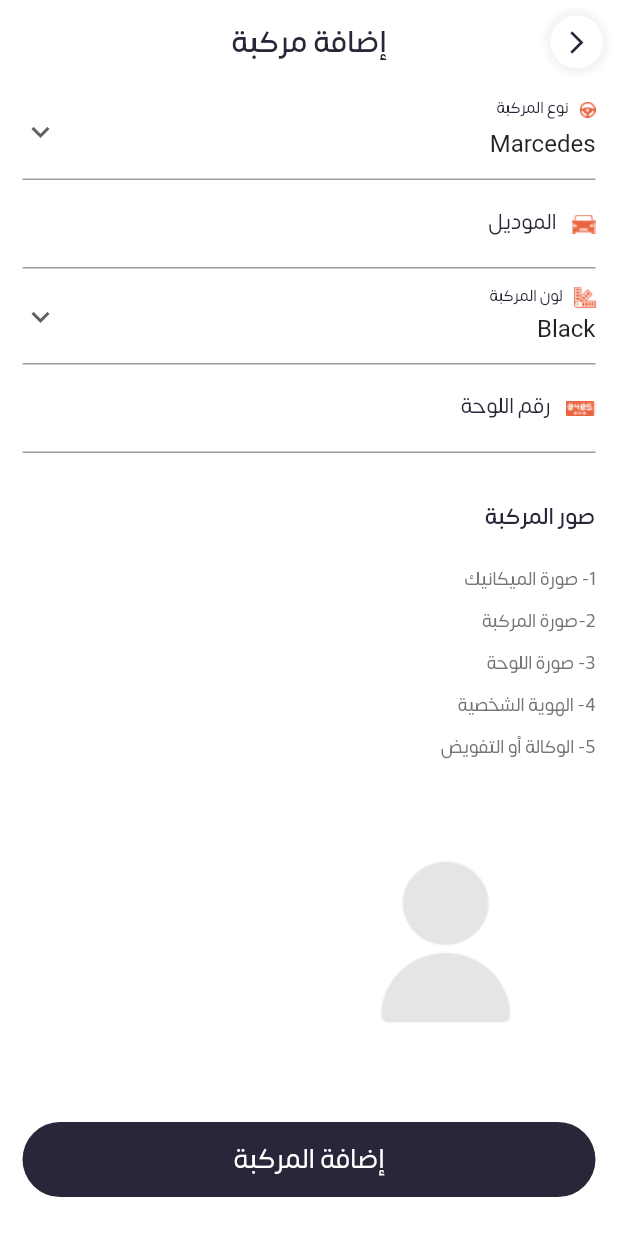
After one commit to RaedaHajAli/khdne, a Flutter app: the AddVehicle screen opened directly, on a phone screen of 412 x 824 dp. The commit adds this screen. Run offline on Flutter 3.47's test engine with Material 2 defaults, Android fonts, the light colour scheme and no system bars; our stand-ins replace get, image_picker, modal_progress_hud_nsn.

Commit message:
add vehicle screen

```diff
--- a/lib/constants.dart
+++ b/lib/constants.dart
@@ -1,3 +1,4 @@
 const String kSomarFont='Somar';
 const String kRegisterUrl='register';
 const String kLoginUrl='login';
+const String kVehicleUrl='Vehicle';
--- a/lib/main.dart
+++ b/lib/main.dart
@@ -1,6 +1,8 @@
 import 'package:flutter/material.dart';
 import 'package:get/get_navigation/src/root/get_material_app.dart';
 import 'package:khdne/controller/init_controller.dart';
+import 'package:khdne/views/add_vehicle.dart';
+import 'package:khdne/views/login_screen.dart';
 
 
 import 'package:khdne/views/register_screen.dart';
@@ -18,7 +20,7 @@ class MyApp extends StatelessWidget {
   Widget build(BuildContext context) {
     return const GetMaterialApp(
       debugShowCheckedModeBanner: false,
-      home: RegisterScreen(),
+      home:RegisterScreen()
     );
   }
 }
--- a/lib/models/color_manager.dart
+++ b/lib/models/color_manager.dart
@@ -4,6 +4,6 @@ class ColorManager {
   static const blue = Color(0xff272739);
   static const orange = Color(0xffEB6440);
   static const grey = Color(0xffDADADA);
-
-
+  static const greyBold = Color(0xff747474);
+  static const white = Colors.white;
 }
--- a/lib/models/images_manager.dart
+++ b/lib/models/images_manager.dart
@@ -1,5 +1,9 @@
 class ImagesManager {
   static const String background = 'assets/images/background.png';
-  static const String khdne_logo = 'assets/images/khdne_logo.png';
+  static const String khdneLogo = 'assets/images/khdne_logo.png';
   static const String user = 'assets/images/user.png';
+  static const String vehicleTypeImage = 'assets/images/vehicle_type_image.png';
+  static const String vehicleModelImage = 'assets/images/vehicle_model.png';
+  static const String vehicleColorImage = 'assets/images/vehicle_color.png';
+  static const String vehicleNumberImage = 'assets/images/vehicle_number.png';
 }
--- /dev/null
+++ b/lib/models/vehicle_model.dart
@@ -0,0 +1,27 @@
+// ignore_for_file: public_member_api_docs, sort_constructors_first
+import 'dart:io';
+
+class VehicleModel {
+  final String vehicleType;
+  final String vehicleModel;
+  final String vehicleColor;
+  final String vehicleNumber;
+
+  final File mechanicImage;
+  final File vehicleImage;
+
+  final File boardImage;
+  final File idImage;
+  final File delegateImage;
+  VehicleModel({
+    required this.vehicleType,
+    required this.vehicleModel,
+    required this.vehicleColor,
+    required this.vehicleNumber,
+    required this.mechanicImage,
+    required this.vehicleImage,
+    required this.boardImage,
+    required this.idImage,
+    required this.delegateImage,
+  });
+}
--- /dev/null
+++ b/lib/views/add_vehicle.dart
@@ -0,0 +1,354 @@
+import 'dart:io';
+
+import 'package:flutter/gestures.dart';
+import 'package:flutter/material.dart';
+import 'package:get/get_state_manager/src/simple/get_state.dart';
+import 'package:khdne/constants.dart';
+import 'package:khdne/controller/app_controller.dart';
+import 'package:khdne/controller/init_controller.dart';
+import 'package:khdne/models/color_manager.dart';
+import 'package:khdne/models/images_manager.dart';
+import 'package:khdne/models/vehicle_model.dart';
+import 'package:khdne/views/componants/custom_button.dart';
+import 'package:khdne/views/componants/custom_dropdown_button.dart';
+import 'package:khdne/views/componants/custom_text_field.dart';
+import 'package:khdne/views/componants/vehicle_image.dart';
+
+class AddVehicle extends StatefulWidget {
+  const AddVehicle({super.key});
+
+  @override
+  State<AddVehicle> createState() => _AddVehicleState();
+}
+
+class _AddVehicleState extends State<AddVehicle> {
+  String vehicleType = '1';
+  String vehicleColor = 'Black';
+  GlobalKey<FormState> formKey = GlobalKey<FormState>();
+
+  TextEditingController vehicleModelController = TextEditingController();
+
+  TextEditingController vehicleNumberController = TextEditingController();
+  File? mechanicImage;
+  File? vehicleImage;
+  File? boardImage;
+  File? idImage;
+  File? delegateImage;
+  @override
+  Widget build(BuildContext context) {
+    return Scaffold(
+      backgroundColor: ColorManager.white,
+      appBar: AppBar(
+        centerTitle: true,
+        elevation: 0,
+        backgroundColor: ColorManager.white,
+        title: const Text(
+          'إضافة مركبة',
+          style: TextStyle(
+              color: ColorManager.blue,
+              fontSize: 20,
+              fontWeight: FontWeight.w500,
+              fontFamily: kSomarFont),
+        ),
+        actions: [
+          Container(
+              margin: const EdgeInsets.only(right: 10),
+              height: 35,
+              width: 35,
+              decoration: BoxDecoration(
+                shape: BoxShape.circle,
+                color: ColorManager.white,
+                boxShadow: [
+                  BoxShadow(
+                    color: Colors.grey.shade100,
+                    blurRadius: 3.0,
+                    spreadRadius: 3.0,
+                    offset: const Offset(1.0, 1.0),
+                  ),
+                  BoxShadow(
+                    color: Colors.grey.shade100,
+                    blurRadius: 3.0,
+                    spreadRadius: 3.0,
+                    offset: const Offset(-1.0, -1.0),
+                  )
+                ],
+              ),
+              child: IconButton(
+                icon: const Icon(
+                  Icons.arrow_forward_ios,
+                  size: 18,
+                  color: ColorManager.blue,
+                ),
+                onPressed: () {},
+              ))
+        ],
+      ),
+      body: SingleChildScrollView(
+        child: Directionality(
+          textDirection: TextDirection.rtl,
+          child: Padding(
+            padding: const EdgeInsets.symmetric(horizontal: 15),
+            child: Form(
+              key: formKey,
+              child: Column(
+                crossAxisAlignment: CrossAxisAlignment.start,
+                children: [
+                  CustomDropDownButton(
+                    value: vehicleType,
+                    image: ImagesManager.vehicleTypeImage,
+                    title: 'نوع المركبة',
+                    items: const [
+                      DropdownMenuItem<String>(
+                        value: '1',
+                        child: Text('Marcedes'),
+                      ),
+                      DropdownMenuItem(
+                        value: '2',
+                        child: Text(
+                          'BMW',
+                        ),
+                      ),
+                      DropdownMenuItem(
+                        value: '3',
+                        child: Text(
+                          'Ford',
+                        ),
+                      ),
+                      DropdownMenuItem(
+                        value: '4',
+                        child: Text('Hyundai'),
+                      ),
+                    ],
+                    onChanged: (value) {
+                      setState(() {
+                        vehicleType = value as String;
+                        print(value);
+                      });
+                    },
+                  ),
+                  CustomTextFormField(
+                    label: 'الموديل',
+                    prefixIcon: Image.asset(
+                      ImagesManager.vehicleModelImage,
+                    ),
+                    controller: vehicleModelController,
+                    type: TextInputType.name,
+                  ),
+                  CustomDropDownButton(
+                    image: ImagesManager.vehicleColorImage,
+                    title: 'لون المركبة',
+                    items: const [
+                      'Black',
+                      'Red',
+                      'White',
+                      'Blue',
+                      'Grey',
+                    ]
+                        .map((e) => DropdownMenuItem(
+                              value: e,
+                              child: Text(e),
+                            ))
+                        .toList(),
+                    value: vehicleColor,
+                    onChanged: (value) {
+                      setState(() {
+                        vehicleColor = value as String;
+                      });
+                    },
+                  ),
+                  CustomTextFormField(
+                    label: 'رقم اللوحة',
+                    prefixIcon: Image.asset(
+                      ImagesManager.vehicleNumberImage,
+                    ),
+                    controller: vehicleNumberController,
+                    type: TextInputType.number,
+                  ),
+                  const SizedBox(
+                    height: 30,
+                  ),
+                  const Text(
+                    'صور المركبة',
+                    style: TextStyle(
+                        color: ColorManager.blue,
+                        fontSize: 15,
+                        fontWeight: FontWeight.w500,
+                        fontFamily: kSomarFont),
+                  ),
+                  const SizedBox(
+                    height: 20,
+                  ),
+                  InkWell(
+                    child: const Text(
+                      '1- صورة الميكانيك',
+                      style: TextStyle(
+                          color: ColorManager.greyBold,
+                          fontSize: 12,
+                          fontFamily: kSomarFont),
+                    ),
+                    onTap: () async {
+                      await controller
+                          .getImage(image: mechanicImage)
+                          .then((value) {
+                        if (value != null) {
+                          mechanicImage = value;
+                          controller.addMechanicImage(image: value);
+                        }
+                      });
+                      setState(() {});
+                    },
+                  ),
+                  const SizedBox(
+                    height: 8,
+                  ),
+                  InkWell(
+                    child: const Text(
+                      '2-صورة المركبة',
+                      style: TextStyle(
+                          color: ColorManager.greyBold,
+                          fontSize: 12,
+                          fontFamily: kSomarFont),
+                    ),
+                    onTap: () async {
+                      await controller
+                          .getImage(image: vehicleImage)
+                          .then((value) {
+                        if (value != null) {
+                          vehicleImage = value;
+                          controller.addVehicleImage(image: value);
+                        }
+                      });
+                      setState(() {});
+                    },
+                  ),
+                  const SizedBox(
+                    height: 8,
+                  ),
+                  InkWell(
+                    child: const Text(
+                      '3- صورة اللوحة',
+                      style: TextStyle(
+                          color: ColorManager.greyBold,
+                          fontSize: 12,
+                          fontFamily: kSomarFont),
+                    ),
+                    onTap: () async {
+                      await controller
+                          .getImage(image: boardImage)
+                          .then((value) {
+                        if (value != null) {
+                          boardImage = value;
+                          controller.addBoardImage(image: value);
+                        }
+                      });
+                      setState(() {});
+                    },
+                  ),
+                  const SizedBox(
+                    height: 8,
+                  ),
+                  InkWell(
+                    child: const Text(
+                      '4- الهوية الشخصية',
+                      style: TextStyle(
+                          color: ColorManager.greyBold,
+                          fontSize: 12,
+                          fontFamily: kSomarFont),
+                    ),
+                    onTap: () async {
+                      await controller.getImage(image: idImage).then((value) {
+                        if (value != null) {
+                          idImage = value;
+                          controller.addIdImage(image: value);
+                        }
+                      });
+                      setState(() {});
+                    },
+                  ),
+                  const SizedBox(
+                    height: 8,
+                  ),
+                  InkWell(
+                    child: const Text(
+                      '5- الوكالة أو التفويض',
+                      style: TextStyle(
+                          color: ColorManager.greyBold,
+                          fontSize: 12,
+                          fontFamily: kSomarFont),
+                    ),
+                    onTap: () async {
+                      await controller
+                          .getImage(image: delegateImage)
+                          .then((value) {
+                        if (value != null) {
+                          delegateImage = value;
+                          controller.addDelegateImage(image: value);
+                        }
+                      });
+                      setState(() {});
+                    },
+                  ),
+                  const SizedBox(
+                    height: 20,
+                  ),
+                  controller.imagesMap.values.isNotEmpty
+                      ? GetBuilder<AppController>(builder: (_) {
+                          return SizedBox(
+                            height: 200,
+                            child: Directionality(
+                              textDirection: TextDirection.ltr,
+                              child: ListView.separated(
+                                scrollDirection: Axis.horizontal,
+                                itemBuilder: (context, index) {
+                                  return VehicleImage(
+                                      image: controller.imagesMap.values
+                                          .toList()[index]);
+                                },
+                                separatorBuilder: (context, index) =>
+                                    const SizedBox(
+                                  width: 3,
+                                ),
+                                itemCount: controller.imagesMap.values.length,
+                              ),
+                            ),
+                          );
+                        })
+                      : Image.asset(
+                          ImagesManager.user,
+                          width: 200,
+                          height: 200,
+                        ),
+                  const SizedBox(
+                    height: 20,
+                  ),
+                  CustomButton(
+                    text: 'إضافة المركبة',
+                    onTap: () {
+                      if (formKey.currentState!.validate()) {
+                        controller.vehicleModel = VehicleModel(
+                            vehicleType: vehicleType,
+                            vehicleModel: vehicleModelController.text,
+                            vehicleColor: vehicleColor,
+                            vehicleNumber: vehicleNumberController.text,
+                            mechanicImage: mechanicImage!,
+                            vehicleImage: vehicleImage!,
+                            boardImage: boardImage!,
+                            idImage: idImage!,
+                            delegateImage: delegateImage!);
+
+                        print('trying....');
+                        controller.addNewVehicle(
+                            model: controller.vehicleModel!,
+                            token: controller.loginModel!.token!);
+                      }
+                    },
+                  ),
+                ],
+              ),
+            ),
+          ),
+        ),
+      ),
+    );
+  }
+}
--- /dev/null
+++ b/lib/views/componants/custom_dropdown_button.dart
@@ -0,0 +1,54 @@
+import 'package:flutter/material.dart';
+import 'package:khdne/constants.dart';
+import 'package:khdne/models/color_manager.dart';
+
+class CustomDropDownButton extends StatelessWidget {
+  const CustomDropDownButton({
+    super.key,
+    required this.image,
+    required this.title,
+    required this.items,
+    required this.value,
+    required this.onChanged,
+  });
+
+  final String image;
+  final String title;
+  final List<DropdownMenuItem<String>> items;
+  final String? value;
+  final void Function(String?)? onChanged;
+  @override
+  Widget build(BuildContext context) {
+    return DropdownButtonFormField(
+      value: value,
+      icon: const Icon(Icons.keyboard_arrow_down),
+      items: items,
+
+      decoration: InputDecoration(
+        label: Row(
+          children: [
+            Image.asset(image),
+            const SizedBox(
+              width: 10,
+            ),
+            Text(
+              title,
+              style: const TextStyle(
+                  color: ColorManager.blue,
+                  fontSize: 14,
+                  fontFamily: kSomarFont),
+            ),
+          ],
+        ),
+      ),
+      onChanged: onChanged,
+      validator: (value) {
+        if (value?.isEmpty ?? true) {
+          return 'This Field is required';
+        } else {
+          return null;
+        }
+      },
+    );
+  }
+}
--- a/lib/views/componants/custom_text_field.dart
+++ b/lib/views/componants/custom_text_field.dart
@@ -2,20 +2,21 @@ import 'package:flutter/material.dart';
 import 'package:khdne/constants.dart';
 import 'package:khdne/models/color_manager.dart';
 
-class CustomTextFormFiels extends StatelessWidget {
-  const CustomTextFormFiels(
-      {super.key,
-      required this.label,
-      required this.icon,
-      required this.controller,
-      required this.type,
-      this.suffix,
-      this.validator,
-      this.obscureText, });
+class CustomTextFormField extends StatelessWidget {
+  const CustomTextFormField({
+    super.key,
+    required this.label,
+    required this.prefixIcon,
+    this.controller,
+    this.type,
+    this.suffix,
+    this.validator,
+    this.obscureText,
+  });
   final String label;
-  final IconData icon;
-  final TextEditingController controller;
-  final TextInputType type;
+  final Widget prefixIcon;
+  final TextEditingController? controller;
+  final TextInputType? type;
   final Widget? suffix;
   final String? Function(String?)? validator;
   final bool? obscureText;
@@ -28,7 +29,6 @@ class CustomTextFormFiels extends StatelessWidget {
       textDirection: TextDirection.ltr,
       textAlign: TextAlign.end,
       controller: controller,
-
       validator: validator ??
           (value) {
             if (value?.isEmpty ?? true) {
@@ -40,11 +40,7 @@ class CustomTextFormFiels extends StatelessWidget {
       decoration: InputDecoration(
           label: Row(
             children: [
-              Icon(
-                icon,
-                color: ColorManager.orange,
-                size: 18,
-              ),
+              prefixIcon,
               const SizedBox(
                 width: 10,
               ),
```
Also changed, not shown: lib/controller/app_controller.dart (+84 -11 lines), lib/views/componants/vehicle_image.dart (added, +13 -0 lines), lib/views/login_screen.dart (+16 -11 lines), lib/views/register_screen.dart (+49 -34 lines), assets/images/vehicle_color.png (added), assets/images/vehicle_model.png (added), assets/images/vehicle_number.png (added), assets/images/vehicle_type_image.png (added).
